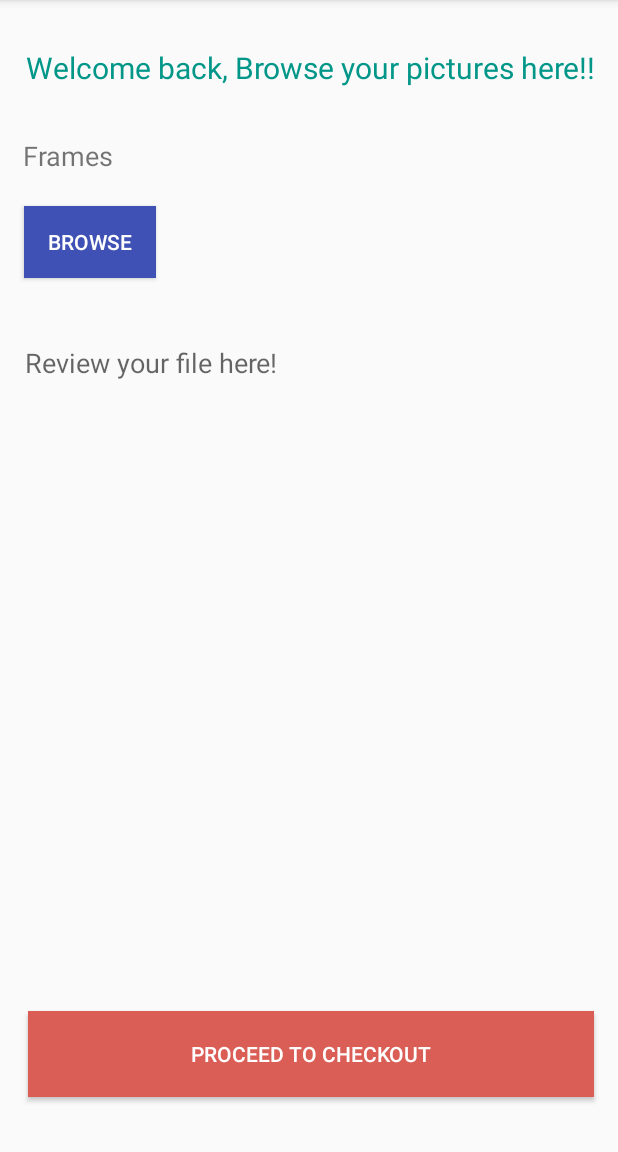
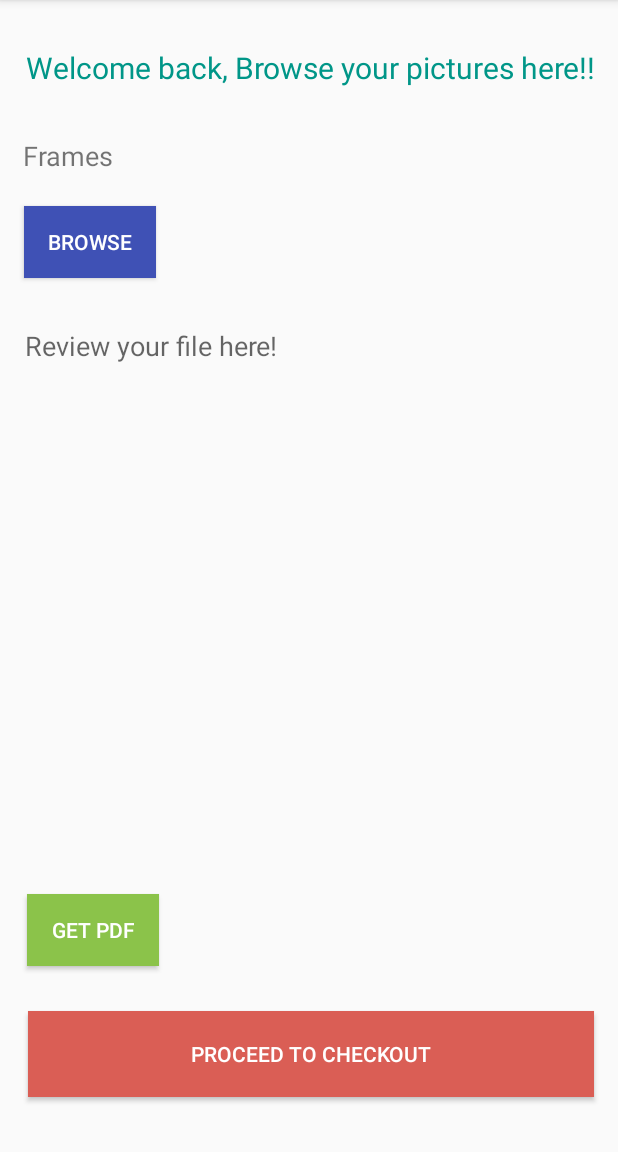
Before and after one commit to sowmyathogiti/PicStudioLab, an Android app: the BrowsePics screen opened directly, with no data from a screen before it, on a phone screen of 412 x 824 dp, the part 84-1236 px from its top. Run offline under Robolectric (Android 15) with nearby library versions, the phone set to English and light mode, and no system bars.

Commit message:
added new features in browse pictures page layout

```diff
--- a/PicStudioLab_project/app/src/main/res/layout/activity_browse_pics.xml
+++ b/PicStudioLab_project/app/src/main/res/layout/activity_browse_pics.xml
@@ -5,6 +5,20 @@
     android:layout_width="match_parent"
     android:layout_height="match_parent"
     tools:context=".BrowsePics">
+
+    <Button
+        android:id="@+id/attach"
+        android:layout_width="wrap_content"
+        android:layout_height="wrap_content"
+        android:background="#8BC34A"
+        android:text="Get PDF"
+        android:textColor="#FFFFFF"
+        app:layout_constraintBottom_toBottomOf="parent"
+        app:layout_constraintEnd_toEndOf="parent"
+        app:layout_constraintHorizontal_bias="0.055"
+        app:layout_constraintStart_toStartOf="parent"
+        app:layout_constraintTop_toTopOf="parent"
+        app:layout_constraintVertical_bias="0.828" />
 
     <TextView
         android:id="@+id/browsemsg"
@@ -63,15 +77,15 @@
 
     <TextView
         android:id="@+id/fileNames"
-        android:layout_width="388dp"
-        android:layout_height="200dp"
+        android:layout_width="378dp"
+        android:layout_height="302dp"
         android:hint="Review your file here!"
         android:textColor="#FA9706"
         android:textSize="18sp"
         app:layout_constraintBottom_toBottomOf="parent"
         app:layout_constraintEnd_toEndOf="parent"
-        app:layout_constraintHorizontal_bias="0.695"
+        app:layout_constraintHorizontal_bias="0.484"
         app:layout_constraintStart_toStartOf="parent"
         app:layout_constraintTop_toTopOf="parent"
-        app:layout_constraintVertical_bias="0.404" />
+        app:layout_constraintVertical_bias="0.468" />
 </androidx.constraintlayout.widget.ConstraintLayout>
```
